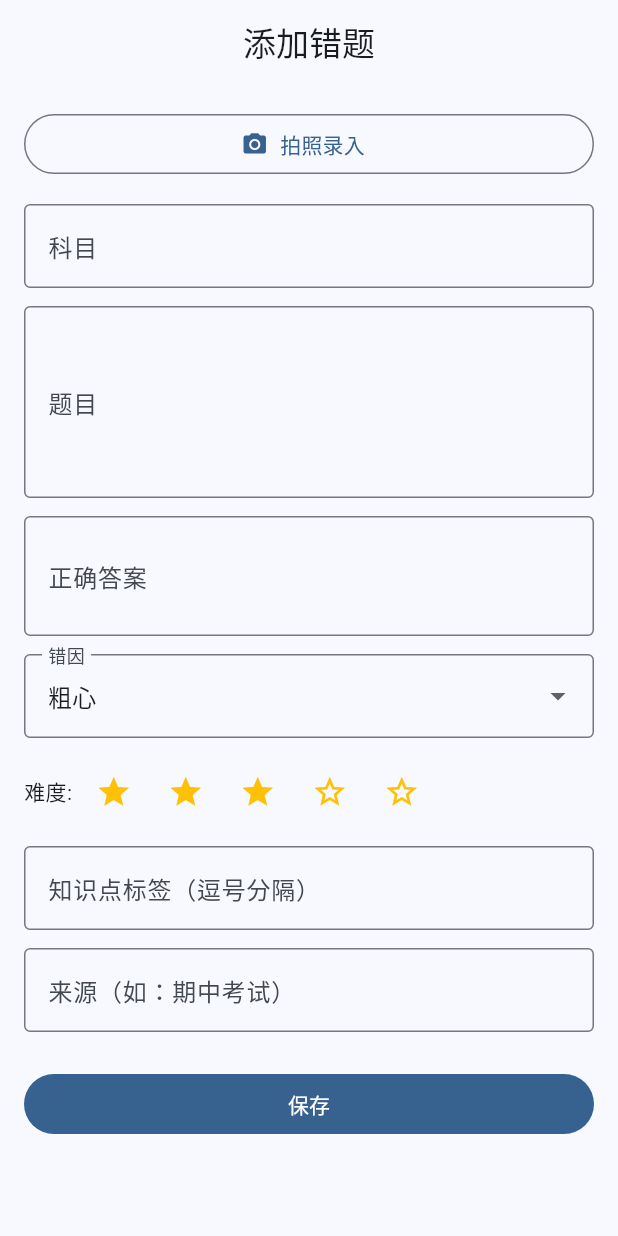
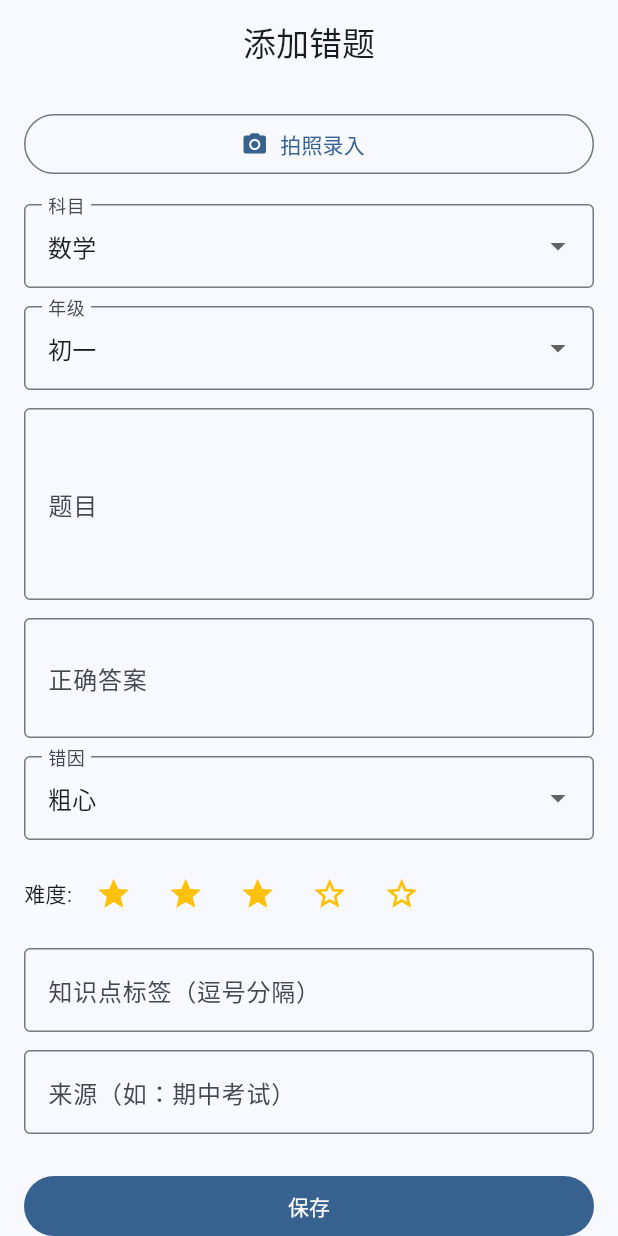
Before and after one commit to FengtaoTien/mistake_book, a Flutter app: the MistakeAddScreen screen opened by its route, on a phone screen of 412 x 824 dp. Run offline on Flutter 3.47's test engine with Material 3 defaults, Android fonts, the light colour scheme and no system bars; our stand-ins replace audioplayers, dio, flutter_dotenv, flutter_riverpod, go_router, image_cropper and 1 more; network calls fail.

Commit message:
feat: subject/grade dropdown, filter bar on home page

```diff
--- a/frontend/lib/core/models/mistake.dart
+++ b/frontend/lib/core/models/mistake.dart
@@ -1,6 +1,7 @@
 class Mistake {
   final String id;
   final String subject;
+  final String grade;
   final String questionText;
   final String answerText;
   final String mistakeReason;
@@ -15,6 +16,7 @@ class Mistake {
   Mistake({
     required this.id,
     required this.subject,
+    this.grade = '',
     this.questionText = '',
     this.answerText = '',
     this.mistakeReason = '',
@@ -30,6 +32,7 @@ class Mistake {
   factory Mistake.fromJson(Map<String, dynamic> json) => Mistake(
     id: json['id'] as String,
     subject: json['subject'] as String? ?? '',
+    grade: json['grade'] as String? ?? '',
     questionText: json['question_text'] as String? ?? '',
     answerText: json['answer_text'] as String? ?? '',
     mistakeReason: json['mistake_reason'] as String? ?? '',
@@ -44,6 +47,7 @@ class Mistake {
 
   Map<String, dynamic> toJson() => {
     'subject': subject,
+    'grade': grade,
     'question_text': questionText,
     'answer_text': answerText,
     'mistake_reason': mistakeReason,
--- a/frontend/lib/features/mistakes/screens/mistake_add_screen.dart
+++ b/frontend/lib/features/mistakes/screens/mistake_add_screen.dart
@@ -17,7 +17,8 @@ class MistakeAddScreen extends ConsumerStatefulWidget {
 
 class _MistakeAddScreenState extends ConsumerState<MistakeAddScreen> {
   final _form = GlobalKey<FormState>();
-  final _subjectCtl = TextEditingController();
+  String _subject = '数学';
+  String _grade = '初一';
   final _questionCtl = TextEditingController();
   final _answerCtl = TextEditingController();
   String _mistakeReason = '粗心';
@@ -30,6 +31,8 @@ class _MistakeAddScreenState extends ConsumerState<MistakeAddScreen> {
   Mistake? _editTarget;
   bool get _isEditing => _editTarget != null;
 
+  static const _subjects = ['语文', '数学', '英语', '物理', '化学', '历史', '生物'];
+  static const _grades = ['三年级', '四年级', '五年级', '初一', '初二', '初三', '高一', '高二', '高三'];
   static const _reasons = ['粗心', '概念不清', '思路错误', '计算错误', '审题错误', '其他'];
 
   @override
@@ -41,7 +44,8 @@ class _MistakeAddScreenState extends ConsumerState<MistakeAddScreen> {
         final m = extra;
         setState(() {
           _editTarget = m;
-          _subjectCtl.text = m.subject;
+          _subject = m.subject;
+          _grade = m.grade;
           _questionCtl.text = m.questionText;
           _answerCtl.text = m.answerText;
           _mistakeReason = m.mistakeReason;
@@ -56,7 +60,6 @@ class _MistakeAddScreenState extends ConsumerState<MistakeAddScreen> {
 
   @override
   void dispose() {
-    _subjectCtl.dispose();
     _questionCtl.dispose();
     _answerCtl.dispose();
     _tagsCtl.dispose();
@@ -112,7 +115,8 @@ class _MistakeAddScreenState extends ConsumerState<MistakeAddScreen> {
           .where((e) => e.isNotEmpty)
           .toList();
       final data = {
-        'subject': _subjectCtl.text,
+        'subject': _subject,
+        'grade': _grade,
         'question_text': _questionCtl.text,
         'answer_text': _answerCtl.text,
         'mistake_reason': _mistakeReason,
@@ -168,10 +172,19 @@ class _MistakeAddScreenState extends ConsumerState<MistakeAddScreen> {
               ),
             ],
             const SizedBox(height: 16),
-            TextFormField(
-              controller: _subjectCtl,
+            DropdownButtonFormField<String>(
+              initialValue: _subject,
               decoration: const InputDecoration(labelText: '科目', border: OutlineInputBorder()),
-              validator: (v) => (v == null || v.isEmpty) ? '请输入科目' : null,
+              items: _subjects.map((s) => DropdownMenuItem(value: s, child: Text(s))).toList(),
+              onChanged: (v) => setState(() => _subject = v!),
+              validator: (v) => (v == null || v.isEmpty) ? '请选择科目' : null,
+            ),
+            const SizedBox(height: 12),
+            DropdownButtonFormField<String>(
+              initialValue: _grade,
+              decoration: const InputDecoration(labelText: '年级', border: OutlineInputBorder()),
+              items: _grades.map((g) => DropdownMenuItem(value: g, child: Text(g))).toList(),
+              onChanged: (v) => setState(() => _grade = v!),
             ),
             const SizedBox(height: 12),
             TextFormField(
```
Also changed, not shown: frontend/lib/features/mistakes/screens/mistake_list_screen.dart (+74 -19 lines), 5 other files.
